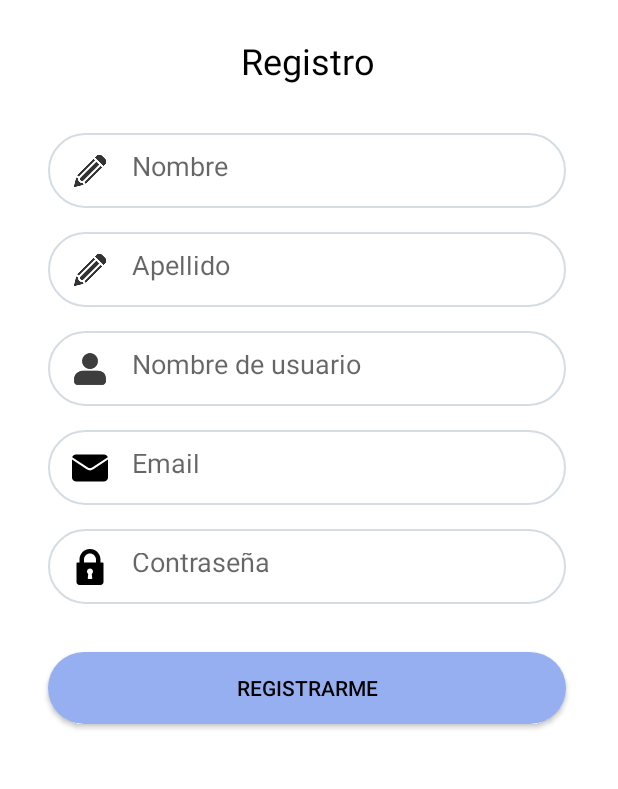
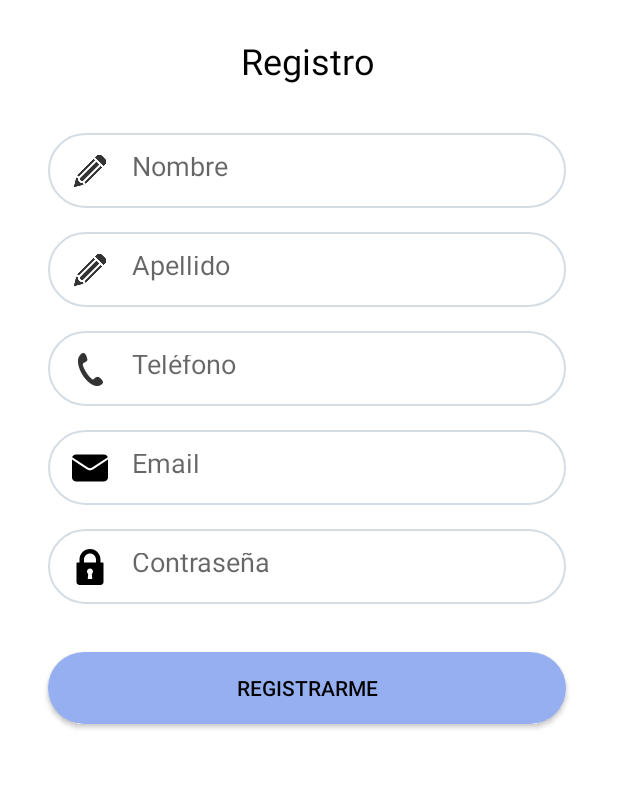
Before and after one commit to ezesalo/Formulario-Login, an Android app: the RegistroFragment screen opened through its navigation route, on a phone screen of 412 x 824 dp, the part 360-1149 px from its top. Run offline under Robolectric (Android 15) with nearby library versions, the phone set to English and light mode, and no system bars; our stand-ins replace Firebase (no records; nobody signed in at launch, a user with empty details on screens opened directly).

Commit message:
agregado de icono telefonico

```diff
--- a/app/src/main/java/com/ejercicios/formulariologin/fragments/RegistroFragment.kt
+++ b/app/src/main/java/com/ejercicios/formulariologin/fragments/RegistroFragment.kt
@@ -9,6 +9,7 @@ import android.view.View
 import android.view.ViewGroup
 import android.widget.Button
 import android.widget.EditText
+import androidx.fragment.app.viewModels
 import androidx.navigation.findNavController
 import com.ejercicios.formulariologin.R
 import com.ejercicios.formulariologin.Views.RegistroViewModel
@@ -23,12 +24,12 @@ class RegistroFragment : Fragment() {
     lateinit var emailRegistro: EditText
     lateinit var passwordRegistro: EditText
     lateinit var registroButton: Button
+    private val  viewModelRegistro: RegistroViewModel by viewModels()
 
     companion object {
         fun newInstance() = RegistroFragment()
     }
 
-    private lateinit var viewModelRegistro: RegistroViewModel
 
     override fun onCreateView(
         inflater: LayoutInflater, container: ViewGroup?,
@@ -47,7 +48,8 @@ class RegistroFragment : Fragment() {
 
     override fun onActivityCreated(savedInstanceState: Bundle?) {
         super.onActivityCreated(savedInstanceState)
-        viewModelRegistro = ViewModelProvider(this).get(RegistroViewModel::class.java)
+        //Cambiar forma de instanciar al view model
+       // viewModelRegistro = ViewModelProvider(this).get(RegistroViewModel::class.java)
         // TODO: Use the ViewModel
     }
 
--- a/app/src/main/res/layout/registro_fragment.xml
+++ b/app/src/main/res/layout/registro_fragment.xml
@@ -83,10 +83,10 @@
         android:layout_marginTop="16dp"
         android:layout_marginEnd="32dp"
         android:background="@drawable/ic_field"
-        android:drawableStart="@drawable/ic_user_action_name"
+        android:drawableStart="@drawable/ic_phone3_action_name"
         android:drawablePadding="16dp"
         android:ems="10"
-        android:hint="@string/userName"
+        android:hint="@string/telefono"
         android:inputType="phone"
         android:padding="16dp"
         app:layout_constraintBottom_toTopOf="@+id/emailRegistroTxt"
--- a/app/src/main/res/values/strings.xml
+++ b/app/src/main/res/values/strings.xml
@@ -8,7 +8,7 @@
     <string name="registro">Registrarme</string>
     <string name="nombre">Nombre</string>
     <string name="apellido">Apellido</string>
-    <string name="userName">Nombre de usuario</string>
+    <string name="telefono">Teléfono</string>
     <string name="recovery_password">Olvide mi contraseña</string>
     <string name="primer_text_registro">¿Aún no estas registrado? Hace click</string>
     <string name="segundo_text_registro">Aqui</string>
```
Also changed, not shown: app/src/main/java/com/ejercicios/formulariologin/fragments/LoginFragment.kt (+4 -3 lines), app/src/main/res/drawable-hdpi/ic_phone3_action_name.png (added), app/src/main/res/drawable-hdpi/ic_phone_action_name.png (deleted), app/src/main/res/drawable-mdpi/ic_phone3_action_name.png (added), app/src/main/res/drawable-mdpi/ic_phone_action_name.png (deleted), app/src/main/res/drawable-xhdpi/ic_phone3_action_name.png (added), app/src/main/res/drawable-xhdpi/ic_phone_action_name.png (deleted), app/src/main/res/drawable-xxhdpi/ic_phone3_action_name.png (added), app/src/main/res/drawable-xxhdpi/ic_phone_action_name.png (deleted), app/src/main/res/drawable-xxxhdpi/ic_phone3_action_name.png (added), app/src/main/res/drawable-xxxhdpi/ic_phone_action_name.png (deleted).
